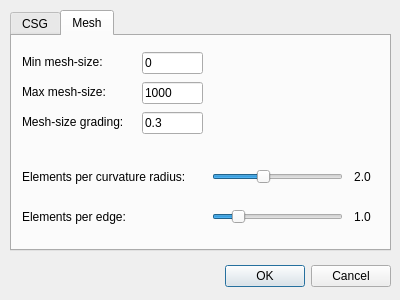
Old version of the form setupmeshdialog.ui in the repository SeregaGomen/qng.
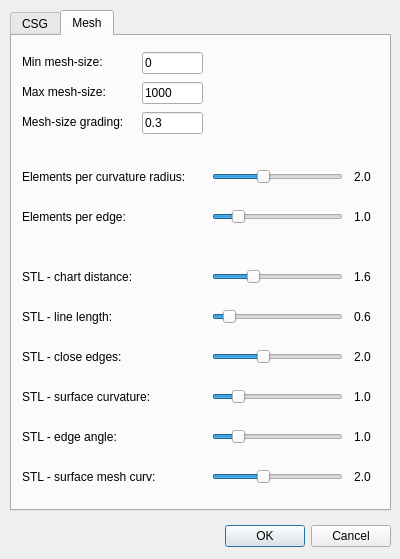
New version of the form.

```diff
--- a/setupmeshdialog.ui
+++ b/setupmeshdialog.ui
@@ -7,7 +7,7 @@
     <x>0</x>
     <y>0</y>
     <width>400</width>
-    <height>300</height>
+    <height>559</height>
    </rect>
   </property>
   <property name="windowTitle">
@@ -17,7 +17,7 @@
    <property name="geometry">
     <rect>
      <x>50</x>
-     <y>260</y>
+     <y>520</y>
      <width>341</width>
      <height>32</height>
     </rect>
@@ -35,7 +35,7 @@
      <x>10</x>
      <y>10</y>
      <width>381</width>
-     <height>241</height>
+     <height>501</height>
     </rect>
    </property>
    <property name="currentIndex">
@@ -561,6 +561,438 @@
       </item>
      </layout>
     </widget>
+    <widget class="QWidget" name="horizontalLayoutWidget_41">
+     <property name="geometry">
+      <rect>
+       <x>330</x>
+       <y>220</y>
+       <width>41</width>
+       <height>41</height>
+      </rect>
+     </property>
+     <layout class="QHBoxLayout" name="horizontalLayout_41">
+      <item>
+       <widget class="QLabel" name="laChartDistance">
+        <property name="text">
+         <string>1.6</string>
+        </property>
+        <property name="alignment">
+         <set>Qt::AlignCenter</set>
+        </property>
+       </widget>
+      </item>
+     </layout>
+    </widget>
+    <widget class="QWidget" name="horizontalLayoutWidget_42">
+     <property name="geometry">
+      <rect>
+       <x>200</x>
+       <y>220</y>
+       <width>131</width>
+       <height>41</height>
+      </rect>
+     </property>
+     <layout class="QHBoxLayout" name="horizontalLayout_42">
+      <item>
+       <widget class="QSlider" name="hsChartDist">
+        <property name="minimum">
+         <number>1</number>
+        </property>
+        <property name="maximum">
+         <number>25</number>
+        </property>
+        <property name="pageStep">
+         <number>5</number>
+        </property>
+        <property name="value">
+         <number>8</number>
+        </property>
+        <property name="orientation">
+         <enum>Qt::Horizontal</enum>
+        </property>
+       </widget>
+      </item>
+     </layout>
+    </widget>
+    <widget class="QWidget" name="horizontalLayoutWidget_43">
+     <property name="geometry">
+      <rect>
+       <x>10</x>
+       <y>220</y>
+       <width>191</width>
+       <height>41</height>
+      </rect>
+     </property>
+     <layout class="QHBoxLayout" name="horizontalLayout_43">
+      <item>
+       <widget class="QLabel" name="label_17">
+        <property name="text">
+         <string>STL - chart distance:</string>
+        </property>
+       </widget>
+      </item>
+     </layout>
+    </widget>
+    <widget class="QWidget" name="horizontalLayoutWidget_44">
+     <property name="geometry">
+      <rect>
+       <x>330</x>
+       <y>260</y>
+       <width>41</width>
+       <height>41</height>
+      </rect>
+     </property>
+     <layout class="QHBoxLayout" name="horizontalLayout_44">
+      <item>
+       <widget class="QLabel" name="laLineLength">
+        <property name="text">
+         <string>0.6</string>
+        </property>
+        <property name="alignment">
+         <set>Qt::AlignCenter</set>
+        </property>
+       </widget>
+      </item>
+     </layout>
+    </widget>
+    <widget class="QWidget" name="horizontalLayoutWidget_45">
+     <property name="geometry">
+      <rect>
+       <x>200</x>
+       <y>260</y>
+       <width>131</width>
+       <height>41</height>
+      </rect>
+     </property>
+     <layout class="QHBoxLayout" name="horizontalLayout_45">
+      <item>
+       <widget class="QSlider" name="hsLineLength">
+        <property name="minimum">
+         <number>1</number>
+        </property>
+        <property name="maximum">
+         <number>25</number>
+        </property>
+        <property name="pageStep">
+         <number>5</number>
+        </property>
+        <property name="value">
+         <number>3</number>
+        </property>
+        <property name="orientation">
+         <enum>Qt::Horizontal</enum>
+        </property>
+       </widget>
+      </item>
+     </layout>
+    </widget>
+    <widget class="QWidget" name="horizontalLayoutWidget_46">
+     <property name="geometry">
+      <rect>
+       <x>10</x>
+       <y>260</y>
+       <width>191</width>
+       <height>41</height>
+      </rect>
+     </property>
+     <layout class="QHBoxLayout" name="horizontalLayout_46">
+      <item>
+       <widget class="QLabel" name="label_18">
+        <property name="text">
+         <string>STL - line length:</string>
+        </property>
+       </widget>
+      </item>
+     </layout>
+    </widget>
+    <widget class="QWidget" name="horizontalLayoutWidget_47">
+     <property name="geometry">
+      <rect>
+       <x>330</x>
+       <y>300</y>
+       <width>41</width>
+       <height>41</height>
+      </rect>
+     </property>
+     <layout class="QHBoxLayout" name="horizontalLayout_47">
+      <item>
+       <widget class="QLabel" name="laCloseEdges">
+        <property name="text">
+         <string>2.0</string>
+        </property>
+        <property name="alignment">
+         <set>Qt::AlignCenter</set>
+        </property>
+       </widget>
+      </item>
+     </layout>
+    </widget>
+    <widget class="QWidget" name="horizontalLayoutWidget_48">
+     <property name="geometry">
+      <rect>
+       <x>200</x>
+       <y>300</y>
+       <width>131</width>
+       <height>41</height>
+      </rect>
+     </property>
+     <layout class="QHBoxLayout" name="horizontalLayout_48">
+      <item>
+       <widget class="QSlider" name="hsCloseEdges">
+        <property name="minimum">
+         <number>1</number>
+        </property>
+        <property name="maximum">
+         <number>25</number>
+        </property>
+        <property name="pageStep">
+         <number>5</number>
+        </property>
+        <property name="value">
+         <number>10</number>
+        </property>
+        <property name="orientation">
+         <enum>Qt::Horizontal</enum>
+        </property>
+       </widget>
+      </item>
+     </layout>
+    </widget>
+    <widget class="QWidget" name="horizontalLayoutWidget_49">
+     <property name="geometry">
+      <rect>
+       <x>10</x>
+       <y>300</y>
+       <width>191</width>
+       <height>41</height>
+      </rect>
+     </property>
+     <layout class="QHBoxLayout" name="horizontalLayout_49">
+      <item>
+       <widget class="QLabel" name="label_19">
+        <property name="text">
+         <string>STL - close edges:</string>
+        </property>
+       </widget>
+      </item>
+     </layout>
+    </widget>
+    <widget class="QWidget" name="horizontalLayoutWidget_50">
+     <property name="geometry">
+      <rect>
+       <x>330</x>
+       <y>340</y>
+       <width>41</width>
+       <height>41</height>
+      </rect>
+     </property>
+     <layout class="QHBoxLayout" name="horizontalLayout_50">
+      <item>
+       <widget class="QLabel" name="laSurfaceCurvature">
+        <property name="text">
+         <string>1.0</string>
+        </property>
+        <property name="alignment">
+         <set>Qt::AlignCenter</set>
+        </property>
+       </widget>
+      </item>
+     </layout>
+    </widget>
+    <widget class="QWidget" name="horizontalLayoutWidget_51">
+     <property name="geometry">
+      <rect>
+       <x>200</x>
+       <y>340</y>
+       <width>131</width>
+       <height>41</height>
+      </rect>
+     </property>
+     <layout class="QHBoxLayout" name="horizontalLayout_51">
+      <item>
+       <widget class="QSlider" name="hsSurfaceCurvature">
+        <property name="minimum">
+         <number>1</number>
+        </property>
+        <property name="maximum">
+         <number>25</number>
+        </property>
+        <property name="pageStep">
+         <number>5</number>
+        </property>
+        <property name="value">
+         <number>5</number>
+        </property>
+        <property name="orientation">
+         <enum>Qt::Horizontal</enum>
+        </property>
+       </widget>
+      </item>
+     </layout>
+    </widget>
+    <widget class="QWidget" name="horizontalLayoutWidget_52">
+     <property name="geometry">
+      <rect>
+       <x>10</x>
+       <y>340</y>
+       <width>191</width>
+       <height>41</height>
+      </rect>
+     </property>
+     <layout class="QHBoxLayout" name="horizontalLayout_52">
+      <item>
+       <widget class="QLabel" name="label_20">
+        <property name="text">
+         <string>STL - surface curvature:</string>
+        </property>
+       </widget>
+      </item>
+     </layout>
+    </widget>
+    <widget class="QWidget" name="horizontalLayoutWidget_53">
+     <property name="geometry">
+      <rect>
+       <x>330</x>
+       <y>380</y>
+       <width>41</width>
+       <height>41</height>
+      </rect>
+     </property>
+     <layout class="QHBoxLayout" name="horizontalLayout_53">
+      <item>
+       <widget class="QLabel" name="laEdgeAngle">
+        <property name="text">
+         <string>1.0</string>
+        </property>
+        <property name="alignment">
+         <set>Qt::AlignCenter</set>
+        </property>
+       </widget>
+      </item>
+     </layout>
+    </widget>
+    <widget class="QWidget" name="horizontalLayoutWidget_54">
+     <property name="geometry">
+      <rect>
+       <x>200</x>
+       <y>380</y>
+       <width>131</width>
+       <height>41</height>
+      </rect>
+     </property>
+     <layout class="QHBoxLayout" name="horizontalLayout_54">
+      <item>
+       <widget class="QSlider" name="hsEdgeAngle">
+        <property name="minimum">
+         <number>1</number>
+        </property>
+        <property name="maximum">
+         <number>25</number>
+        </property>
+        <property name="pageStep">
+         <number>5</number>
+        </property>
+        <property name="value">
+         <number>5</number>
+        </property>
+        <property name="orientation">
+         <enum>Qt::Horizontal</enum>
+        </property>
+       </widget>
+      </item>
+     </layout>
+    </widget>
+    <widget class="QWidget" name="horizontalLayoutWidget_55">
+     <property name="geometry">
+      <rect>
+       <x>10</x>
+       <y>380</y>
+       <width>191</width>
+       <height>41</height>
+      </rect>
+     </property>
+     <layout class="QHBoxLayout" name="horizontalLayout_55">
+      <item>
+       <widget class="QLabel" name="label_21">
+        <property name="text">
+         <string>STL - edge angle:</string>
+        </property>
+       </widget>
+      </item>
+     </layout>
+    </widget>
+    <widget class="QWidget" name="horizontalLayoutWidget_56">
+     <property name="geometry">
+      <rect>
+       <x>330</x>
+       <y>420</y>
+       <width>41</width>
+       <height>41</height>
+      </rect>
+     </property>
+     <layout class="QHBoxLayout" name="horizontalLayout_56">
+      <item>
+       <widget class="QLabel" name="laSurfaceMeshCurv">
+        <property name="text">
+         <string>2.0</string>
+        </property>
+        <property name="alignment">
+         <set>Qt::AlignCenter</set>
+        </property>
+       </widget>
+      </item>
+     </layout>
+    </widget>
+    <widget class="QWidget" name="horizontalLayoutWidget_57">
+     <property name="geometry">
+      <rect>
+       <x>200</x>
+       <y>420</y>
+       <width>131</width>
+       <height>41</height>
+      </rect>
+     </property>
+     <layout class="QHBoxLayout" name="horizontalLayout_57">
+      <item>
+       <widget class="QSlider" name="hsSurfaceMeshCurv">
+        <property name="minimum">
+         <number>1</number>
+        </property>
+        <property name="maximum">
+         <number>25</number>
+        </property>
+        <property name="pageStep">
+         <number>5</number>
+        </property>
+        <property name="value">
+         <number>10</number>
+        </property>
+        <property name="orientation">
+         <enum>Qt::Horizontal</enum>
+        </property>
+       </widget>
+      </item>
+     </layout>
+    </widget>
+    <widget class="QWidget" name="horizontalLayoutWidget_58">
+     <property name="geometry">
+      <rect>
+       <x>10</x>
+       <y>420</y>
+       <width>191</width>
+       <height>41</height>
+      </rect>
+     </property>
+     <layout class="QHBoxLayout" name="horizontalLayout_58">
+      <item>
+       <widget class="QLabel" name="label_22">
+        <property name="text">
+         <string>STL - surface mesh curv:</string>
+        </property>
+       </widget>
+      </item>
+     </layout>
+    </widget>
    </widget>
   </widget>
  </widget>
```
